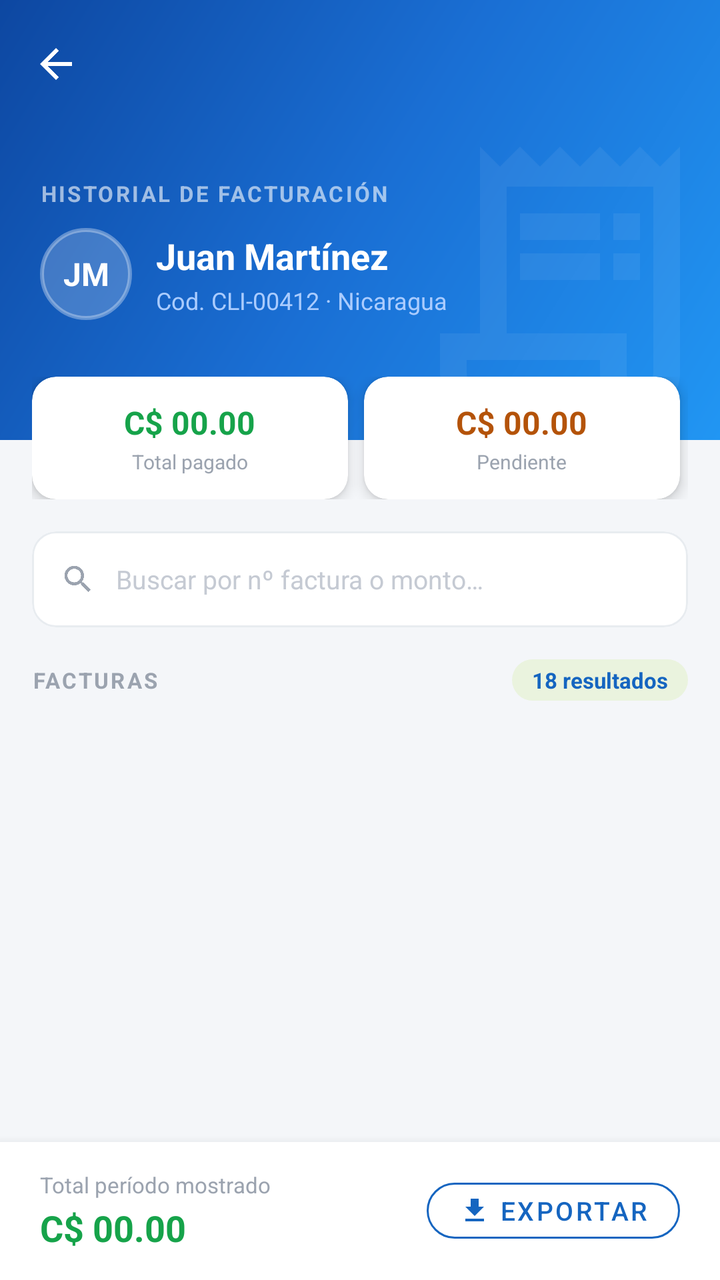
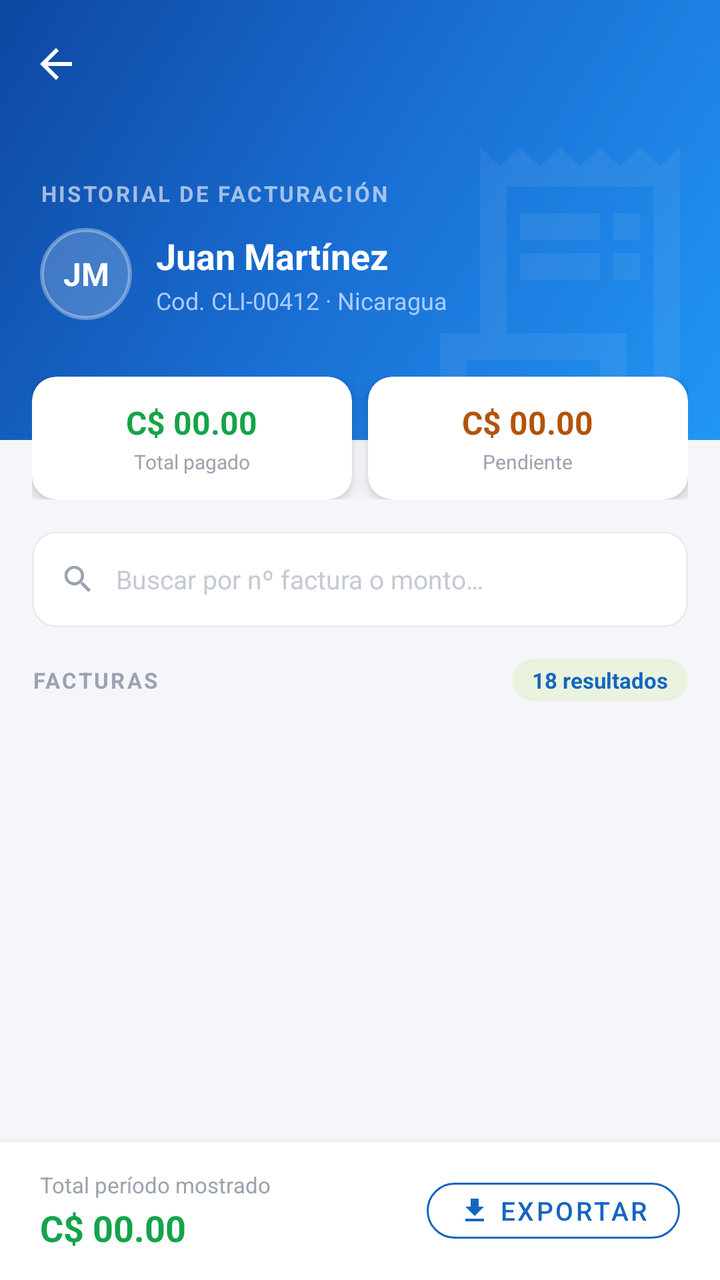

Two renders of the same Android screen: before a commit and after it. Below are the layout's source before the change and the commit's diff.
<!-- AndroidManifest.xml: activity theme Theme.GMV -->
<!-- res/layout/activity_historico_factura.xml -->
<?xml version="1.0" encoding="utf-8"?>
<androidx.coordinatorlayout.widget.CoordinatorLayout
    xmlns:android="http://schemas.android.com/apk/res/android"
    xmlns:app="http://schemas.android.com/apk/res-auto"
    android:layout_width="match_parent"
    android:layout_height="match_parent"
    android:background="#F4F6F9"
    android:clipChildren="false"
    android:fitsSystemWindows="true">

    
    <com.google.android.material.appbar.AppBarLayout
        android:id="@+id/app_bar_layout"
        android:layout_width="match_parent"
        android:layout_height="220dp"
        android:fitsSystemWindows="true">

        <com.google.android.material.appbar.CollapsingToolbarLayout
            android:id="@+id/collapsing_toolbar"
            android:layout_width="match_parent"
            android:layout_height="match_parent"
            android:fitsSystemWindows="true"
            app:contentScrim="#1565C0"
            app:titleEnabled="false"
            app:layout_scrollFlags="scroll|exitUntilCollapsed|snap">

            
            <View
                android:layout_width="match_parent"
                android:layout_height="match_parent"
                android:background="@drawable/bg_header_gradient"
                app:layout_collapseMode="parallax" />

            
            <ImageView
                android:layout_width="160dp"
                android:layout_height="160dp"
                android:layout_gravity="end|bottom"
                android:layout_marginEnd="0dp"
                android:alpha="0.06"
                android:scaleType="fitCenter"
                android:src="@drawable/ic_receipt_long"
                app:tint="@android:color/white"
                app:layout_collapseMode="parallax" />

            
            <LinearLayout
                android:layout_width="match_parent"
                android:layout_height="wrap_content"
                android:layout_gravity="bottom"
                android:orientation="vertical"
                android:paddingStart="20dp"
                android:paddingEnd="20dp"
                android:paddingBottom="60dp"
                app:layout_collapseMode="parallax">

                
                <TextView
                    android:layout_width="wrap_content"
                    android:layout_height="wrap_content"
                    android:text="HISTORIAL DE FACTURACIÓN"
                    android:textColor="#99FFFFFF"
                    android:textSize="11sp"
                    android:letterSpacing="0.10"
                    android:textStyle="bold"
                    android:layout_marginBottom="10dp" />

                
                <LinearLayout
                    android:layout_width="match_parent"
                    android:layout_height="wrap_content"
                    android:gravity="center_vertical"
                    android:orientation="horizontal">

                    
                    <TextView
                        android:id="@+id/tv_avatar"
                        android:layout_width="46dp"
                        android:layout_height="46dp"
                        android:background="@drawable/bg_avatar_circle"
                        android:gravity="center"
                        android:text="JM"
                        android:textColor="@android:color/white"
                        android:textSize="16sp"
                        android:textStyle="bold" />

                    <LinearLayout
                        android:layout_width="0dp"
                        android:layout_height="wrap_content"
                        android:layout_weight="1"
                        android:orientation="vertical"
                        android:paddingStart="12dp">

                        <TextView
                            android:id="@+id/tv_client_name"
                            android:layout_width="wrap_content"
                            android:layout_height="wrap_content"
                            android:text="Juan Martínez"
                            android:textColor="@android:color/white"
                            android:textSize="18sp"
                            android:textStyle="bold" />

                        <TextView
                            android:id="@+id/tv_client_code"
                            android:layout_width="wrap_content"
                            android:layout_height="wrap_content"
                            android:text="Cod. CLI-00412 · Nicaragua"
                            android:textColor="#AACCFF"
                            android:textSize="12sp"
                            android:layout_marginTop="2dp" />
                    </LinearLayout>

                </LinearLayout>

            </LinearLayout>

            
            <androidx.appcompat.widget.Toolbar
                android:id="@+id/toolbar"
                android:layout_width="match_parent"
                android:layout_height="?attr/actionBarSize"
                app:layout_collapseMode="pin"
                app:navigationIcon="@drawable/ic_arrow_back"
                app:title=""
                app:popupTheme="@style/ThemeOverlay.AppCompat.Light" />

        </com.google.android.material.appbar.CollapsingToolbarLayout>

    </com.google.android.material.appbar.AppBarLayout>

    
    <androidx.core.widget.NestedScrollView
        android:id="@+id/nested_scroll_view"
        android:layout_width="match_parent"
        android:layout_height="match_parent"
        android:clipChildren="false"
        android:clipToPadding="false"
        android:overScrollMode="never"
        android:paddingBottom="72dp"
        android:scrollbars="none"
        app:layout_behavior="@string/appbar_scrolling_view_behavior">

        <LinearLayout
            android:layout_width="match_parent"
            android:layout_height="wrap_content"
            android:clipChildren="false"
            android:orientation="vertical">

            
            <LinearLayout
                android:layout_width="match_parent"
                android:layout_height="wrap_content"
                android:orientation="horizontal"
                android:paddingStart="16dp"
                android:paddingEnd="16dp"
                android:layout_marginTop="-32dp">

                
                <com.google.android.material.card.MaterialCardView
                    android:layout_width="0dp"
                    android:layout_height="wrap_content"
                    android:layout_weight="1"
                    android:layout_marginEnd="4dp"
                    app:cardBackgroundColor="@android:color/white"
                    app:cardCornerRadius="12dp"
                    app:cardElevation="4dp"
                    app:strokeWidth="0dp">

                    <LinearLayout
                        android:layout_width="match_parent"
                        android:layout_height="wrap_content"
                        android:orientation="vertical"
                        android:padding="12dp"
                        android:gravity="center">

                        <TextView
                            android:id="@+id/tv_total_pagado"
                            android:layout_width="wrap_content"
                            android:layout_height="wrap_content"
                            android:text="C$ 00.00"
                            android:textColor="#16A34A"
                            android:textSize="16sp"
                            android:textStyle="bold" />

                        <TextView
                            android:layout_width="wrap_content"
                            android:layout_height="wrap_content"
                            android:text="Total pagado"
                            android:textColor="#9BA3AF"
                            android:textSize="10sp"
                            android:layout_marginTop="2dp" />
                    </LinearLayout>

                </com.google.android.material.card.MaterialCardView>

                
                <com.google.android.material.card.MaterialCardView
                    android:layout_width="0dp"
                    android:layout_height="wrap_content"
                    android:layout_weight="1"
                    android:layout_marginStart="4dp"
                    android:layout_marginEnd="4dp"
                    app:cardBackgroundColor="@android:color/white"
                    app:cardCornerRadius="12dp"
                    app:cardElevation="4dp"
                    app:strokeWidth="0dp">

                    <LinearLayout
                        android:layout_width="match_parent"
                        android:layout_height="wrap_content"
                        android:orientation="vertical"
                        android:padding="12dp"
                        android:gravity="center">

                        <TextView
                            android:id="@+id/tv_total_pendiente"
                            android:layout_width="wrap_content"
                            android:layout_height="wrap_content"
                            android:text="C$ 00.00"
                            android:textColor="#B45309"
                            android:textSize="16sp"
                            android:textStyle="bold" />

                        <TextView
                            android:layout_width="wrap_content"
                            android:layout_height="wrap_content"
                            android:text="Pendiente"
                            android:textColor="#9BA3AF"
                            android:textSize="10sp"
                            android:layout_marginTop="2dp" />
                    </LinearLayout>

                </com.google.android.material.card.MaterialCardView>

            </LinearLayout>

            
            <com.google.android.material.card.MaterialCardView
                android:layout_width="match_parent"
                android:layout_height="wrap_content"
                android:layout_marginStart="16dp"
                android:layout_marginEnd="16dp"
                android:layout_marginTop="16dp"
                app:cardBackgroundColor="@android:color/white"
                app:cardCornerRadius="12dp"
                app:cardElevation="0dp"
                app:strokeColor="#E8ECF0"
                app:strokeWidth="1dp">

                <LinearLayout
                    android:layout_width="match_parent"
                    android:layout_height="wrap_content"
                    android:gravity="center_vertical"
                    android:orientation="horizontal"
                    android:paddingStart="14dp"
                    android:paddingEnd="14dp"
                    android:paddingTop="2dp"
                    android:paddingBottom="2dp">

                    <ImageView
                        android:layout_width="18dp"
                        android:layout_height="18dp"
                        android:src="@drawable/ic_search"
                        app:tint="#9BA3AF" />

                    <EditText
                        android:id="@+id/et_buscar"
                        android:layout_width="0dp"
                        android:layout_height="44dp"
                        android:layout_weight="1"
                        android:background="@android:color/transparent"
                        android:hint="Buscar por nº factura o monto…"
                        android:textColorHint="#C5CAD3"
                        android:textColor="#1F2937"
                        android:textSize="13sp"
                        android:paddingStart="10dp"
                        android:inputType="text"
                        android:maxLines="1"
                        android:singleLine="true"
                        android:imeOptions="actionSearch" />

                </LinearLayout>

            </com.google.android.material.card.MaterialCardView>


            
            <include
                android:id="@+id/lyt_empty_result"
                layout="@layout/include_empty_result"
                android:layout_width="match_parent"
                android:layout_height="wrap_content"
                android:visibility="gone" />

            
            <LinearLayout
                android:layout_width="match_parent"
                android:layout_height="wrap_content"
                android:orientation="vertical"
                android:paddingStart="16dp"
                android:paddingEnd="16dp"
                android:paddingTop="16dp">

                
                <LinearLayout
                    android:layout_width="match_parent"
                    android:layout_height="wrap_content"
                    android:gravity="center_vertical"
                    android:orientation="horizontal"
                    android:layout_marginBottom="10dp">

                    <TextView
                        android:layout_width="0dp"
                        android:layout_height="wrap_content"
                        android:layout_weight="1"
                        android:text="FACTURAS"
                        android:textColor="#9BA3AF"
                        android:textSize="11sp"
                        android:letterSpacing="0.10"
                        android:textStyle="bold" />

                    <TextView
                        android:id="@+id/tv_results_count"
                        android:layout_width="wrap_content"
                        android:layout_height="wrap_content"
                        android:background="@drawable/bg_badge_blue"
                        android:paddingStart="10dp"
                        android:paddingEnd="10dp"
                        android:paddingTop="3dp"
                        android:paddingBottom="3dp"
                        android:text="18 resultados"
                        android:textColor="#1565C0"
                        android:textSize="11sp"
                        android:textStyle="bold" />

                </LinearLayout>

                
                <androidx.recyclerview.widget.RecyclerView
                    android:id="@+id/recycler_view"
                    android:layout_width="match_parent"
                    android:layout_height="wrap_content"
                    android:nestedScrollingEnabled="false"
                    android:overScrollMode="never"
                    android:scrollbars="none" />

            </LinearLayout>

        </LinearLayout>

    </androidx.core.widget.NestedScrollView>

    
    <FrameLayout
        android:id="@+id/lyt_loading"
        android:layout_width="match_parent"
        android:layout_height="match_parent"
        android:background="#80FFFFFF"
        android:visibility="gone">

        <LinearLayout
            android:layout_width="wrap_content"
            android:layout_height="wrap_content"
            android:layout_gravity="center"
            android:gravity="center"
            android:orientation="vertical">

            <com.google.android.material.progressindicator.CircularProgressIndicator
                android:layout_width="wrap_content"
                android:layout_height="wrap_content"
                android:indeterminate="true" />

            <TextView
                android:layout_width="wrap_content"
                android:layout_height="wrap_content"
                android:layout_marginTop="12dp"
                android:text="Cargando historial..."
                android:textColor="#9BA3AF"
                android:textSize="13sp" />
        </LinearLayout>
    </FrameLayout>

    
    <LinearLayout
        android:layout_width="match_parent"
        android:layout_height="wrap_content"
        android:layout_gravity="bottom"
        android:background="@android:color/white"
        android:elevation="8dp"
        android:gravity="center_vertical"
        android:orientation="horizontal"
        android:paddingStart="20dp"
        android:paddingEnd="20dp"
        android:paddingTop="14dp"
        android:paddingBottom="14dp">

        <LinearLayout
            android:layout_width="0dp"
            android:layout_height="wrap_content"
            android:layout_weight="1"
            android:orientation="vertical">

            <TextView
                android:layout_width="wrap_content"
                android:layout_height="wrap_content"
                android:text="Total período mostrado"
                android:textColor="#9BA3AF"
                android:textSize="11sp" />

            <TextView
                android:id="@+id/tv_total_periodo"
                android:layout_width="wrap_content"
                android:layout_height="wrap_content"
                android:text="C$ 00.00"
                android:textColor="#16A34A"
                android:textSize="18sp"
                android:textStyle="bold"
                android:layout_marginTop="2dp" />
        </LinearLayout>

        
        <com.google.android.material.button.MaterialButton
            android:id="@+id/btn_exportar"
            android:layout_width="wrap_content"
            android:layout_height="40dp"
            android:text="Exportar"
            android:textSize="13sp"
            style="@style/Widget.MaterialComponents.Button.OutlinedButton"
            app:cornerRadius="20dp"
            app:strokeColor="#1565C0"
            app:strokeWidth="1dp"
            android:textColor="#1565C0"
            app:icon="@drawable/ic_download"
            app:iconTint="#1565C0"
            app:iconSize="16dp"
            app:iconPadding="4dp" />

    </LinearLayout>

</androidx.coordinatorlayout.widget.CoordinatorLayout>
<!-- res/layout/include_empty_result.xml (included above) -->
<?xml version="1.0" encoding="utf-8"?>
<LinearLayout xmlns:android="http://schemas.android.com/apk/res/android"
    android:layout_width="match_parent"
    android:layout_height="match_parent"
    android:gravity="center"
    android:orientation="vertical">

    <ImageView
        android:layout_width="64dp"
        android:layout_height="64dp"
        android:src="@drawable/img_empty_history"
        android:tint="#BDBDBD" />

    <TextView
        android:layout_width="wrap_content"
        android:layout_height="wrap_content"
        android:layout_marginTop="16dp"
        android:text="Sin resultados"
        android:textColor="#9E9E9E"
        android:textSize="16sp" />

</LinearLayout>
<!-- resources referenced by this layout -->
<resources>
  <!-- drawable bg_badge_blue (drawable) -->
  <shape xmlns:android="http://schemas.android.com/apk/res/android">
      <solid android:color="#EAF3DE"/>
      <corners android:radius="20dp"/>
  </shape>
  <style name="Theme.GMV" parent="Base.Theme.GMV" />
  <color name="primary">#337AB7</color>
  <color name="on_primary">#FFFFFF</color>
  <color name="primary_container">#D6E4F0</color>
  <color name="on_primary_container">#1A3A5C</color>
  <color name="secondary">#3A539B</color>
  <color name="on_secondary">#FFFFFF</color>
  <color name="secondary_container">#D6DCE8</color>
  <color name="on_secondary_container">#1C2A5C</color>
  <color name="tertiary">#7E57C2</color>
  <color name="on_tertiary">#FFFFFF</color>
  <color name="tertiary_container">#EDE7F6</color>
  <color name="on_tertiary_container">#311B92</color>
  <color name="error">#EF5350</color>
  <color name="on_error">#FFFFFF</color>
  <color name="error_container">#FFEBEE</color>
  <color name="on_error_container">#B71C1C</color>
  <color name="background">#F2F2F2</color>
  <color name="on_background">#000000</color>
  <color name="surface">#E7E7E7</color>
  <color name="on_surface">#000000</color>
  <color name="surface_variant">#D4D4D4</color>
  <color name="on_surface_variant">#535353</color>
  <color name="outline">#B0BEC5</color>
  <color name="outline_variant">#CFD8DC</color>
  <style name="TextAppearance.M3.DisplayMedium">
          <item name="android:textSize">45sp</item>
          <item name="android:letterSpacing">0</item>
          <item name="android:lineHeight">52sp</item>
          <item name="android:fontFamily">sans-serif</item>
      </style>
  <style name="TextAppearance.M3.DisplaySmall">
          <item name="android:textSize">36sp</item>
          <item name="android:letterSpacing">0</item>
          <item name="android:lineHeight">44sp</item>
          <item name="android:fontFamily">sans-serif</item>
      </style>
  <style name="TextAppearance.M3.HeadlineLarge">
          <item name="android:textSize">32sp</item>
          <item name="android:letterSpacing">0</item>
          <item name="android:lineHeight">40sp</item>
          <item name="android:fontFamily">sans-serif</item>
      </style>
  <style name="TextAppearance.M3.HeadlineMedium">
          <item name="android:textSize">28sp</item>
          <item name="android:letterSpacing">0</item>
          <item name="android:lineHeight">36sp</item>
          <item name="android:fontFamily">sans-serif</item>
      </style>
  <style name="TextAppearance.M3.HeadlineSmall">
          <item name="android:textSize">24sp</item>
          <item name="android:letterSpacing">0</item>
          <item name="android:lineHeight">32sp</item>
          <item name="android:fontFamily">sans-serif</item>
      </style>
  <style name="TextAppearance.M3.TitleLarge">
          <item name="android:textSize">22sp</item>
          <item name="android:letterSpacing">0</item>
          <item name="android:lineHeight">28sp</item>
          <item name="android:fontFamily">sans-serif</item>
      </style>
  <style name="TextAppearance.M3.BodyLarge">
          <item name="android:textSize">16sp</item>
          <item name="android:letterSpacing">0.5</item>
          <item name="android:lineHeight">24sp</item>
          <item name="android:fontFamily">sans-serif</item>
      </style>
  <style name="TextAppearance.M3.BodyMedium">
          <item name="android:textSize">14sp</item>
          <item name="android:letterSpacing">0.25</item>
          <item name="android:lineHeight">20sp</item>
          <item name="android:fontFamily">sans-serif</item>
      </style>
  <style name="TextAppearance.M3.BodySmall">
          <item name="android:textSize">12sp</item>
          <item name="android:letterSpacing">0.4</item>
          <item name="android:lineHeight">16sp</item>
          <item name="android:fontFamily">sans-serif</item>
      </style>
  <color name="colorUmkPrimaryDark">#003044</color>
  <!-- unchanged entries left out for length: 14 -->
</resources>

<!-- the commit's change to res/layout/activity_historico_factura.xml (unified diff, before → after) -->
@@ -199,7 +199,6 @@
                     android:layout_height="wrap_content"
                     android:layout_weight="1"
                     android:layout_marginStart="4dp"
-                    android:layout_marginEnd="4dp"
                     app:cardBackgroundColor="@android:color/white"
                     app:cardCornerRadius="12dp"
                     app:cardElevation="4dp"
